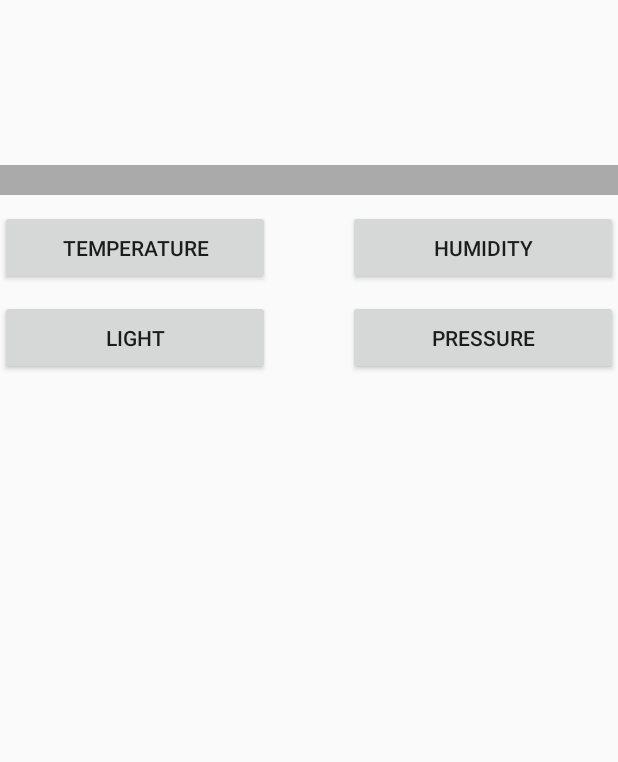
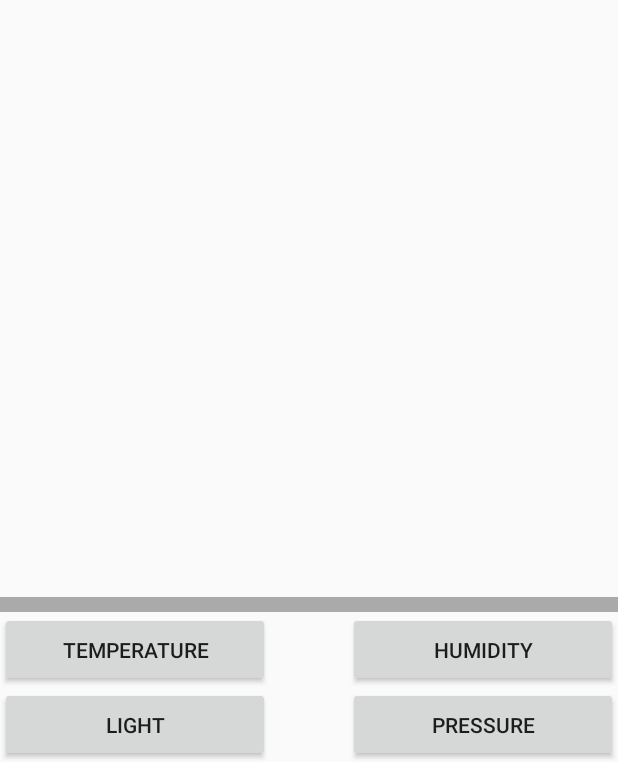
Before and after one commit to tiagosarmento/HomeMonitorIOT, an Android app: the screen it shows after launch (MainActivity), on a phone screen of 412 x 824 dp, the part 474-1236 px from its top. Run offline under Robolectric (Android 15) with nearby library versions, the phone set to English and light mode, and no system bars; 6 statements that could not run were skipped.

Commit message:
UI improvements for Main Activity.

```diff
--- a/HomeMonitorIOT/app/src/main/res/layout/activity_main.xml
+++ b/HomeMonitorIOT/app/src/main/res/layout/activity_main.xml
@@ -1,15 +1,24 @@
 <?xml version="1.0" encoding="utf-8"?>
+
+<LinearLayout
+    xmlns:android="http://schemas.android.com/apk/res/android"
+    xmlns:tools="http://schemas.android.com/tools"
+    tools:context="com.tiasan.homemonitoriot.MainActivity"
+    android:orientation="vertical"
+    android:layout_width="match_parent"
+    android:layout_height="match_parent"
+    android:fillViewport="true" >
+
     <ScrollView
-    xmlns:android="http://schemas.android.com/apk/res/android"
         android:layout_width="match_parent"
-    android:layout_height="match_parent">
+        android:layout_height="match_parent"
+        android:fillViewport="true" >
 
-    <RelativeLayout xmlns:android="http://schemas.android.com/apk/res/android"
-        xmlns:tools="http://schemas.android.com/tools"
+        <RelativeLayout
             android:id="@+id/activity_main"
-        android:layout_width="fill_parent"
-        android:layout_height="510dp"
-        tools:context="com.tiasan.homemonitoriot.MainActivity">
+            android:layout_width="match_parent"
+            android:layout_height="wrap_content"
+            android:fillViewport="true" >
 
             <TextView
                 android:layout_width="match_parent"
@@ -22,23 +31,24 @@
                 android:id="@+id/tvMainActivity" />
 
             <View android:layout_width="match_parent"
-            android:layout_height="20dp"
+                android:layout_height="10dp"
                 android:layout_marginTop="370dp"
                 android:background="@android:color/darker_gray"
+                android:layout_above="@+id/bTemperature"
                 android:id="@+id/view2" />
 
             <Button android:id="@+id/bTemperature"
                 android:layout_width="180dp"
                 android:layout_height="50dp"
-            android:layout_marginTop="400dp"
                 android:layout_alignParentLeft="true"
+                android:layout_above="@+id/bLight"
                 android:text="Temperature" />
 
             <Button android:id="@+id/bHumidity"
                 android:layout_width="180dp"
                 android:layout_height="50dp"
-            android:layout_marginTop="400dp"
                 android:layout_alignParentRight="true"
+                android:layout_above="@+id/bPressure"
                 android:text="Humidity" />
 
             <Button android:id="@+id/bLight"
@@ -57,3 +67,4 @@
 
         </RelativeLayout>
     </ScrollView>
+</LinearLayout>
```
Lines whose indentation alone changed are shown as unchanged.
